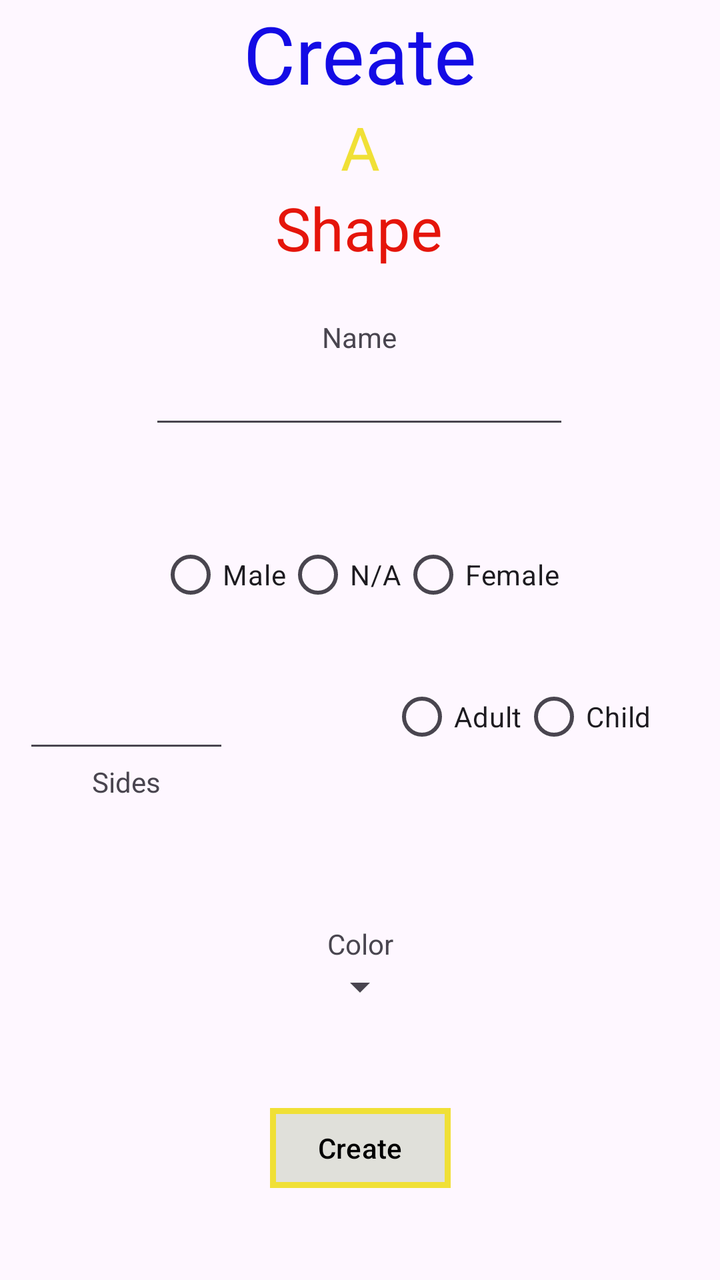
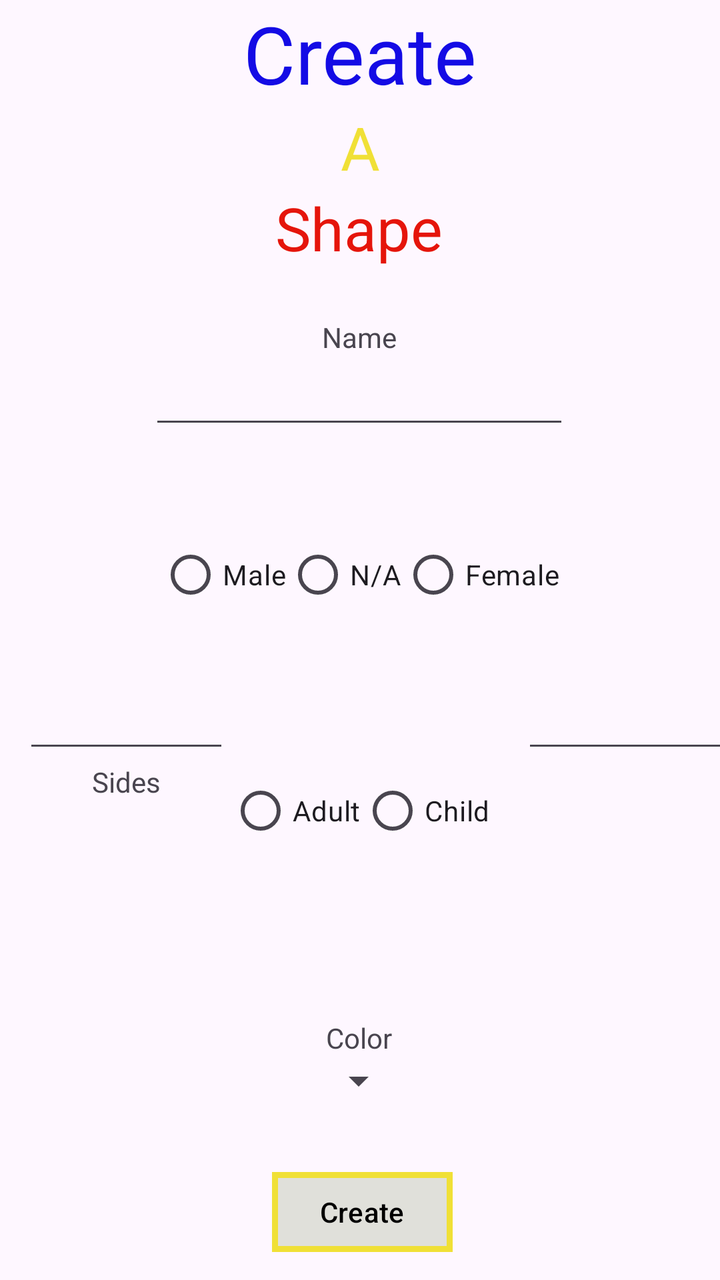

An Android layout rendered at two revisions. The XML below is the earlier revision; the diff shows what the commit changed to produce the second picture.
<!-- AndroidManifest.xml: application theme Theme.Euclydia -->
<!-- res/layout/create_activity.xml -->
<?xml version="1.0" encoding="utf-8"?>
<androidx.constraintlayout.widget.ConstraintLayout xmlns:android="http://schemas.android.com/apk/res/android"
    xmlns:app="http://schemas.android.com/apk/res-auto"
    xmlns:tools="http://schemas.android.com/tools"
    android:layout_width="match_parent"
    android:layout_height="match_parent">

    <TextView
        android:id="@+id/title1"
        android:layout_width="wrap_content"
        android:layout_height="wrap_content"
        android:text="@string/title1"
        android:textColor="@color/blue"
        android:textSize="40sp"
        app:layout_constraintEnd_toEndOf="parent"
        app:layout_constraintStart_toStartOf="parent"
        app:layout_constraintTop_toTopOf="parent" />

    <TextView
        android:id="@+id/title2"
        android:layout_width="wrap_content"
        android:layout_height="wrap_content"
        android:text="@string/title2"
        android:textColor="@color/yellow"
        android:textSize="30sp"
        app:layout_constraintEnd_toEndOf="parent"
        app:layout_constraintStart_toStartOf="parent"
        app:layout_constraintTop_toBottomOf="@id/title1"
        />

    <TextView
        android:id="@+id/title3"
        android:layout_width="wrap_content"
        android:layout_height="wrap_content"
        android:text="@string/title3"
        android:textColor="@color/red"
        android:textSize="30sp"
        app:layout_constraintEnd_toEndOf="parent"
        app:layout_constraintHorizontal_bias="0.498"
        app:layout_constraintStart_toStartOf="parent"
        app:layout_constraintTop_toBottomOf="@id/title2" />

    <EditText
        android:id="@+id/nameField"
        android:layout_width="wrap_content"
        android:layout_height="wrap_content"
        android:layout_marginTop="44dp"
        android:ems="10"
        android:inputType="text"
        app:layout_constraintEnd_toEndOf="parent"
        app:layout_constraintHorizontal_bias="0.497"
        app:layout_constraintStart_toStartOf="parent"
        app:layout_constraintTop_toBottomOf="@+id/title3" />

    <TextView
        android:id="@+id/nameLabel"
        android:layout_width="wrap_content"
        android:layout_height="wrap_content"
        android:text="@string/nameLabel"
        app:layout_constraintBottom_toTopOf="@id/nameField"
        app:layout_constraintStart_toStartOf="@id/nameField"
        app:layout_constraintEnd_toEndOf="@id/nameField"/>

    <EditText
        android:id="@+id/sideField"
        android:layout_width="103dp"
        android:layout_height="46dp"
        android:layout_marginStart="20dp"
        android:layout_marginTop="116dp"
        android:ems="2"
        android:inputType="number"
        app:layout_constraintEnd_toStartOf="@id/nameField"
        app:layout_constraintHorizontal_bias="0.173"
        app:layout_constraintStart_toStartOf="parent"
        app:layout_constraintTop_toBottomOf="@id/nameField" />

    <TextView
        android:layout_width="wrap_content"
        android:layout_height="wrap_content"
        app:layout_constraintTop_toBottomOf="@id/sideField"
        app:layout_constraintStart_toStartOf="@id/sideField"
        app:layout_constraintEnd_toEndOf="@id/sideField"
        android:text="@string/sideLabel"/>


    <RadioGroup
        android:id="@+id/agegroup"
        android:layout_width="wrap_content"
        android:layout_height="wrap_content"
        tools:layout_editor_absoluteX="280dp"
        tools:layout_editor_absoluteY="300dp"
        android:orientation="horizontal"
        app:layout_constraintStart_toEndOf="@id/sideField"
        app:layout_constraintEnd_toEndOf="parent"
        app:layout_constraintTop_toTopOf="@id/sideField"
        app:layout_constraintBottom_toBottomOf="@id/sideField"
        app:layout_constraintHorizontal_bias=".7">

        <RadioButton
            android:id="@+id/adult"
            android:layout_width="wrap_content"
            android:layout_height="wrap_content"
            android:text="@string/adultlabel" />
        <RadioButton
            android:id="@+id/child"
            android:layout_width="wrap_content"
            android:layout_height="wrap_content"
            android:text="@string/childlabel"/>

    </RadioGroup>

    <RadioGroup
        android:id="@+id/gendergroup"
        android:layout_width="wrap_content"
        android:layout_height="wrap_content"
        android:orientation="horizontal"
        android:layout_marginTop="44dp"
        app:layout_constraintEnd_toEndOf="@id/nameField"
        app:layout_constraintStart_toStartOf="@id/nameField"
        app:layout_constraintTop_toBottomOf="@id/nameField">


        <RadioButton
            android:id="@+id/male"
            android:layout_width="wrap_content"
            android:layout_height="wrap_content"
            android:text="@string/malelabel" />

        <RadioButton
            android:id="@+id/nb"
            android:layout_width="wrap_content"
            android:layout_height="wrap_content"
            android:text="@string/nblabel" />

        <RadioButton
            android:id="@+id/female"
            android:layout_width="wrap_content"
            android:layout_height="wrap_content"
            android:text="@string/femalelabel" />


    </RadioGroup>

    <Spinner
        android:id="@+id/color"
        android:layout_width="wrap_content"
        android:layout_height="wrap_content"
        app:layout_constraintStart_toStartOf="parent"
        app:layout_constraintEnd_toEndOf="parent"
        app:layout_constraintTop_toBottomOf="@id/colorlabel"
        tools:layout_editor_absoluteX="136dp" />

    <TextView
        android:id="@+id/colorlabel"
        android:layout_width="wrap_content"
        android:layout_height="wrap_content"
        android:layout_marginTop="80dp"
        android:text="@string/colorlabel"
        app:layout_constraintEnd_toEndOf="@id/color"
        app:layout_constraintHorizontal_bias="0.511"
        app:layout_constraintStart_toStartOf="@id/color"
        app:layout_constraintTop_toBottomOf="@id/agegroup" />

    <com.google.android.material.button.MaterialButton
        style="@style/YellowButton"
        android:layout_width="wrap_content"
        android:layout_height="wrap_content"
        android:text="@string/create"
        app:layout_constraintBottom_toBottomOf="parent"
        app:layout_constraintEnd_toEndOf="@id/color"
        app:layout_constraintStart_toStartOf="@id/color"
        app:layout_constraintTop_toBottomOf="@id/color"
        app:layout_constraintVertical_bias="0.516" />


</androidx.constraintlayout.widget.ConstraintLayout>
<!-- resources referenced by this layout -->
<resources>
  <color name="blue">#140be5</color>
  <color name="red">#e5150b</color>
  <color name="yellow">#f0e036</color>
  <string name="adultlabel">Adult</string>
  <string name="childlabel">Child</string>
  <string name="colorlabel">Color</string>
  <string name="create">Create</string>
  <string name="femalelabel">Female</string>
      &gt;
  <string name="malelabel">Male</string>
  <string name="nameLabel">Name</string>
  <string name="nblabel">N/A</string>
  <string name="sideLabel">Sides</string>
  <string name="title1">Create</string>
  <string name="title2">A</string>
  <string name="title3">Shape</string>
  <style name="YellowButton" parent="BaseButton">
          <item name="strokeColor">@color/yellow</item>
      </style>
  <style name="Theme.Euclydia" parent="Base.Theme.Euclydia" />
  <style name="BaseButton" parent="Widget.Material3.Button">
          <item name="backgroundTint">@color/background</item>
          <item name="android:textColor">@color/black</item>
          <item name="cornerRadius">0dp</item>
          <item name="strokeWidth">3dp</item>
  
      </style>
  <style name="Base.Theme.Euclydia" parent="Theme.Material3.DayNight.NoActionBar">
          
          
      </style>
  <color name="background">#e0e0da</color>
  <color name="black">#FF000000</color>
</resources>

<!-- the commit's change to res/layout/create_activity.xml (unified diff, before → after) -->
@@ -74,6 +74,19 @@
         app:layout_constraintStart_toStartOf="parent"
         app:layout_constraintTop_toBottomOf="@id/nameField" />
 
+    <EditText
+        android:id="@+id/lengthfield"
+        android:inputType="number"
+        android:ems="2"
+        android:layout_width="103dp"
+        android:layout_height="46dp"
+        android:layout_marginEnd="20dp"
+        android:layout_marginTop="116dp"
+        app:layout_constraintStart_toEndOf="@id/nameField"
+        app:layout_constraintEnd_toEndOf="parent"
+        app:layout_constraintTop_toBottomOf="@id/nameField" />
+
+
     <TextView
         android:layout_width="wrap_content"
         android:layout_height="wrap_content"
@@ -90,11 +103,10 @@
         tools:layout_editor_absoluteX="280dp"
         tools:layout_editor_absoluteY="300dp"
         android:orientation="horizontal"
-        app:layout_constraintStart_toEndOf="@id/sideField"
-        app:layout_constraintEnd_toEndOf="parent"
-        app:layout_constraintTop_toTopOf="@id/sideField"
-        app:layout_constraintBottom_toBottomOf="@id/sideField"
-        app:layout_constraintHorizontal_bias=".7">
+        app:layout_constraintStart_toStartOf="@id/gendergroup"
+        app:layout_constraintEnd_toEndOf="@id/gendergroup"
+        app:layout_constraintTop_toBottomOf="@id/sideField"
+        >
 
         <RadioButton
             android:id="@+id/adult"
@@ -145,10 +157,10 @@
         android:id="@+id/color"
         android:layout_width="wrap_content"
         android:layout_height="wrap_content"
+        app:layout_constraintEnd_toEndOf="parent"
+        app:layout_constraintHorizontal_bias="0.498"
         app:layout_constraintStart_toStartOf="parent"
-        app:layout_constraintEnd_toEndOf="parent"
-        app:layout_constraintTop_toBottomOf="@id/colorlabel"
-        tools:layout_editor_absoluteX="136dp" />
+        app:layout_constraintTop_toBottomOf="@id/colorlabel" />
 
     <TextView
         android:id="@+id/colorlabel"
@@ -168,9 +180,10 @@
         android:text="@string/create"
         app:layout_constraintBottom_toBottomOf="parent"
         app:layout_constraintEnd_toEndOf="@id/color"
+        app:layout_constraintHorizontal_bias="0.464"
         app:layout_constraintStart_toStartOf="@id/color"
         app:layout_constraintTop_toBottomOf="@id/color"
-        app:layout_constraintVertical_bias="0.516" />
+        app:layout_constraintVertical_bias="0.75" />
 
 
 </androidx.constraintlayout.widget.ConstraintLayout>
